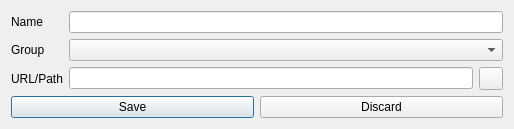
daniel-deru/WorkMate-3.0, file designs/xml/app_window.ui: the form before one commit.
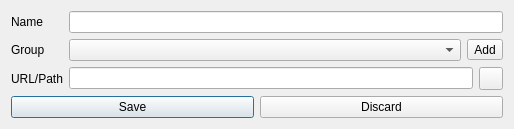
The form after the commit.

Commit message: added add group button to windows where you can choose a group

What changed in the file:
```diff
--- a/designs/xml/app_window.ui
+++ b/designs/xml/app_window.ui
@@ -7,7 +7,7 @@
     <x>0</x>
     <y>0</y>
     <width>514</width>
-    <height>127</height>
+    <height>129</height>
    </rect>
   </property>
   <property name="windowTitle">
@@ -100,9 +100,6 @@
      <item row="0" column="1">
       <widget class="QLineEdit" name="lnedt_name"/>
      </item>
-     <item row="1" column="1">
-      <widget class="QComboBox" name="cmb_group"/>
-     </item>
      <item row="2" column="1">
       <layout class="QHBoxLayout" name="horizontalLayout">
        <item>
@@ -117,6 +114,23 @@
        </item>
       </layout>
      </item>
+     <item row="1" column="1">
+      <layout class="QHBoxLayout" name="horizontalLayout_2">
+       <item>
+        <widget class="QComboBox" name="cmb_group"/>
+       </item>
+       <item>
+        <widget class="QToolButton" name="tbtn_add">
+         <property name="cursor">
+          <cursorShape>PointingHandCursor</cursorShape>
+         </property>
+         <property name="text">
+          <string>Add</string>
+         </property>
+        </widget>
+       </item>
+      </layout>
+     </item>
     </layout>
    </item>
    <item>
```
The commit also changes 21 other files.
